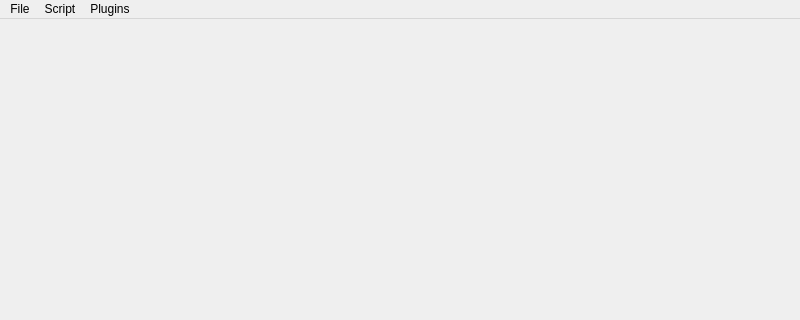
joshwilsonvu/AudioScript, file App/Main/mainwindow.ui: the form before one commit; both pictures show x 0 to 800 and y 0 to 320 of the 800 by 600 pixel window.
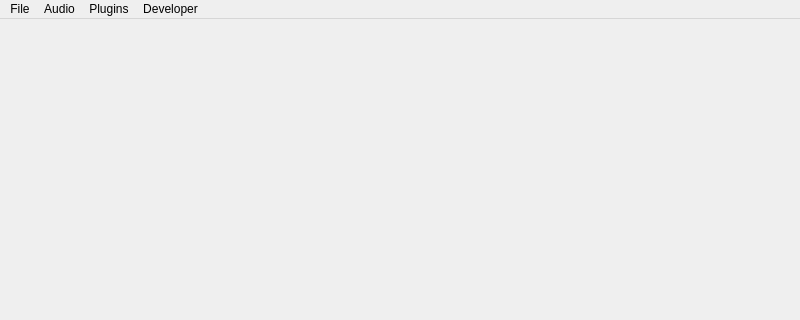
The form after the commit.

Commit message: Refactored Engine, corrected bad buffer length in duplex callback, and added UI to start/stop audio processing.

```diff
--- a/App/Main/mainwindow.ui
+++ b/App/Main/mainwindow.ui
@@ -35,21 +35,30 @@
     <addaction name="actionClose"/>
     <addaction name="actionQuit"/>
    </widget>
-   <widget class="QMenu" name="menuScript">
-    <property name="title">
-     <string>Script</string>
-    </property>
-    <addaction name="actionOpen_Editor"/>
-   </widget>
    <widget class="QMenu" name="menuPlugins">
     <property name="title">
      <string>Plugins</string>
     </property>
     <addaction name="actionOpenPlugin"/>
    </widget>
+   <widget class="QMenu" name="menuDeveloper">
+    <property name="title">
+     <string>Developer</string>
+    </property>
+    <addaction name="actionOpenEditor"/>
+    <addaction name="actionBuild"/>
+   </widget>
+   <widget class="QMenu" name="menuAudio">
+    <property name="title">
+     <string>Audio</string>
+    </property>
+    <addaction name="actionStart"/>
+    <addaction name="actionStop"/>
+   </widget>
    <addaction name="menuFile"/>
-   <addaction name="menuScript"/>
+   <addaction name="menuAudio"/>
    <addaction name="menuPlugins"/>
+   <addaction name="menuDeveloper"/>
   </widget>
   <action name="actionNew">
    <property name="text">
```
Left out of the diff: 23 changed lines with no effect on the pictures. The commit also changes 9 other files.
